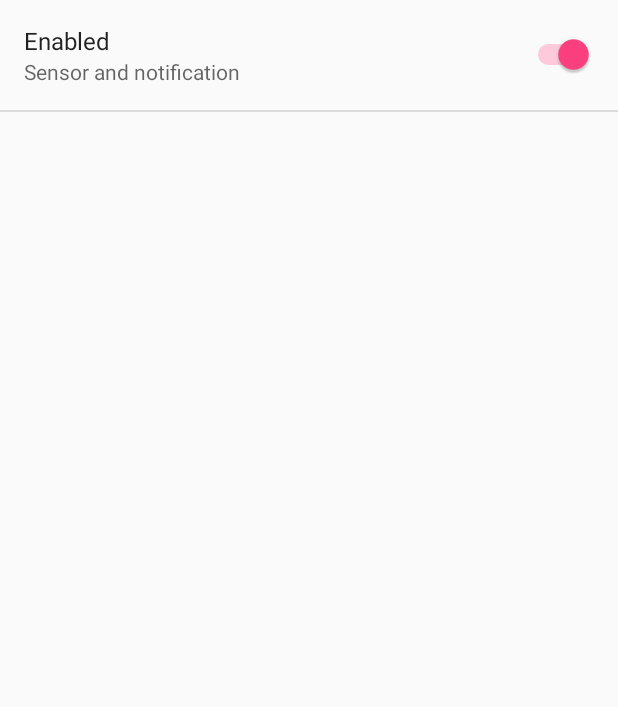
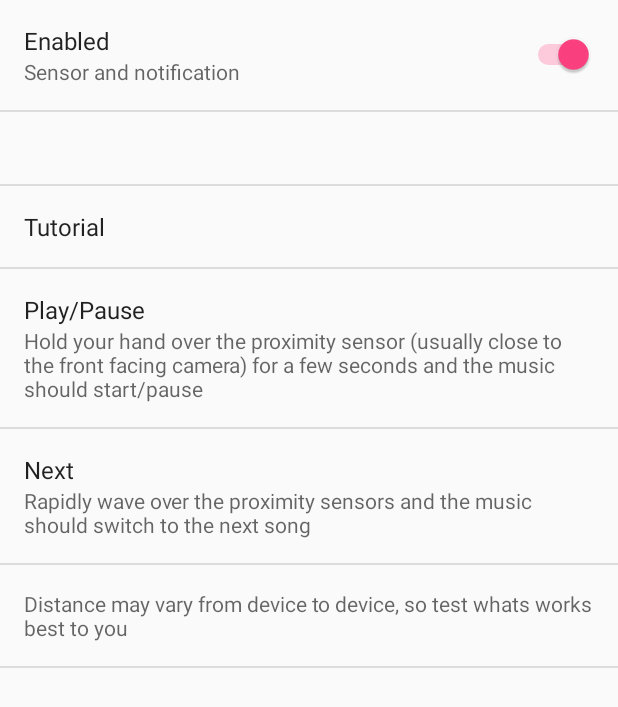
Before and after one commit to Pozzoooo/PlaybackSensor, an Android app: the screen it shows after launch (SettingsActivity), on a phone screen of 412 x 824 dp. Shown: the top 707 px of the screen. Run offline under Robolectric (Android 15) with nearby library versions, the phone set to English and light mode, and no system bars; libraries missing offline, so code that uses them is left out: pozzo.apps.tools; 1 statement that could not run was skipped.

Commit message:
tutorial

```diff
--- a/app/src/main/kotlin/pozzo/apps/playbacksensor/SettingsActivity.kt
+++ b/app/src/main/kotlin/pozzo/apps/playbacksensor/SettingsActivity.kt
@@ -11,9 +11,6 @@ import android.preference.PreferenceManager
 import pozzo.apps.tools.Log
 
 /**
- * todo need to create an image to explain how to use it :(
- *      I can maybe even add to the main screen, as I don't know what else I can add
- *
  * @author galien
  * @since 15/10/17.
  */
--- a/app/src/main/res/values/strings.xml
+++ b/app/src/main/res/values/strings.xml
@@ -6,4 +6,11 @@
 
 	<string name="enabled_setting_explanation">Sensor and notification</string>
 	<string name="notification_foreground_text">Listening events</string>
+
+	<string name="tutorial">Tutorial</string>
+	<string name="tutorial_next_title">Next</string>
+	<string name="tutorial_next">Rapidly wave over the proximity sensors and the music should switch to the next song</string>
+	<string name="tutorial_play_pause">Hold your hand over the proximity sensor (usually close to the front facing camera) for a few seconds and the music should start/pause</string>
+	<string name="tutorial_play_pause_title">Play/Pause</string>
+	<string name="tutorial_distance">Distance may vary from device to device, so test whats works best to you</string>
 </resources>
--- a/app/src/main/res/xml/pref_general.xml
+++ b/app/src/main/res/xml/pref_general.xml
@@ -6,4 +6,16 @@
         android:summary="@string/enabled_setting_explanation"
         android:title="@string/enabled" />
 
+	<Preference />
+
+	<Preference
+		android:title="@string/tutorial" />
+	<Preference
+		android:title="@string/tutorial_play_pause_title"
+		android:summary="@string/tutorial_play_pause" />
+	<Preference
+		android:title="@string/tutorial_next_title"
+		android:summary="@string/tutorial_next"/>
+	<Preference
+		android:summary="@string/tutorial_distance" />
 </PreferenceScreen>
```
